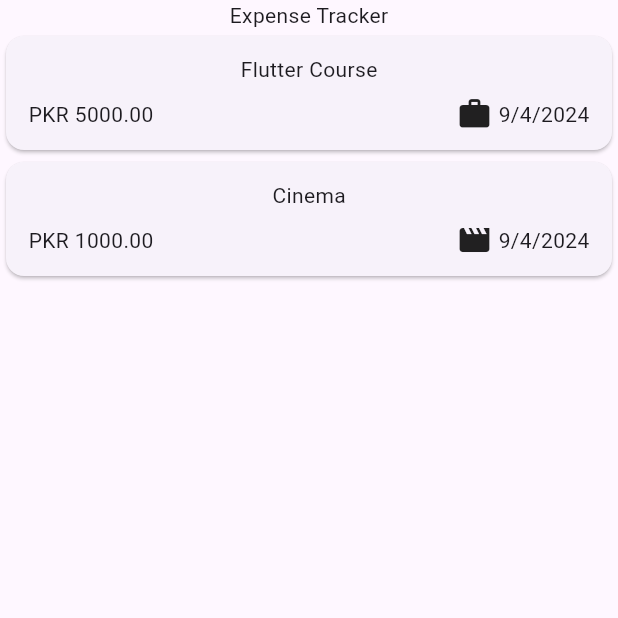
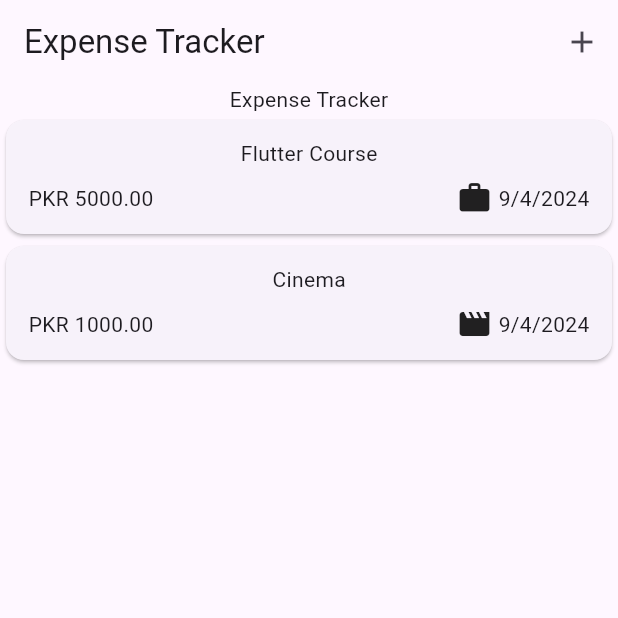
Before and after one commit to mumerkhan786/expense_tracker, a Flutter app: the screen it shows after launch, on a phone screen of 412 x 824 dp, the top half of it. Run offline on Flutter 3.47's test engine with Material 3 defaults, Android fonts, the phone set to English and light mode, and no system bars.

Commit message:
Add Model Bottom Sheet

```diff
--- a/lib/widget/expenses.dart
+++ b/lib/widget/expenses.dart
@@ -26,9 +26,26 @@ class _ExpensesState extends State<Expenses> {
       category: Category.leisure,
     ),
   ];
+
+  void _openAddExpenseOverlay() {
+    showModalBottomSheet(
+      context: context,
+      builder: (ctx) => const Text('Bottom Sheet'),
+    );
+  }
+
   @override
   Widget build(BuildContext context) {
     return Scaffold(
+      appBar: AppBar(
+        title: const Text("Expense Tracker"),
+        actions: [
+          IconButton(
+            onPressed: _openAddExpenseOverlay,
+            icon: const Icon(Icons.add),
+          ),
+        ],
+      ),
       body: Column(
         children: [
           const Text("Expense Tracker"),
```
